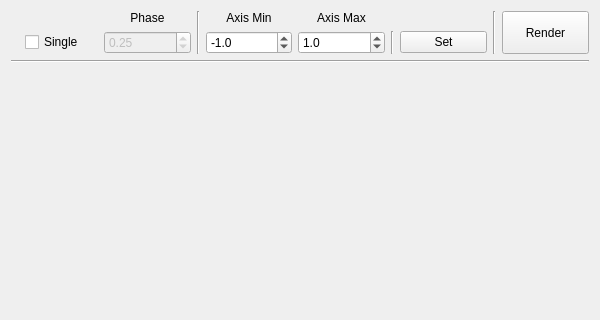
This is resources/starpositionswidget.ui in Varnani/PyWD2015 as Qt 5 draws it before an edit; both pictures show x 0 to 600 and y 0 to 320 of the 600 by 600 pixel window. The edited form follows.
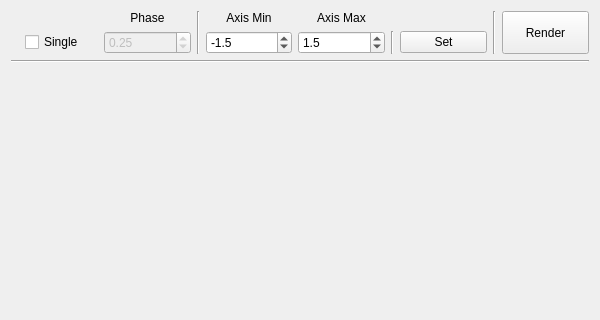
This is the edited form.

```diff
--- a/resources/starpositionswidget.ui
+++ b/resources/starpositionswidget.ui
@@ -82,7 +82,7 @@
         <double>0.500000000000000</double>
        </property>
        <property name="value">
-        <double>1.000000000000000</double>
+        <double>1.500000000000000</double>
        </property>
       </widget>
      </item>
@@ -108,7 +108,7 @@
         <double>0.500000000000000</double>
        </property>
        <property name="value">
-        <double>-1.000000000000000</double>
+        <double>-1.500000000000000</double>
        </property>
       </widget>
      </item>
```
Left out of the diff: 1 changed line with no effect on the pictures.
